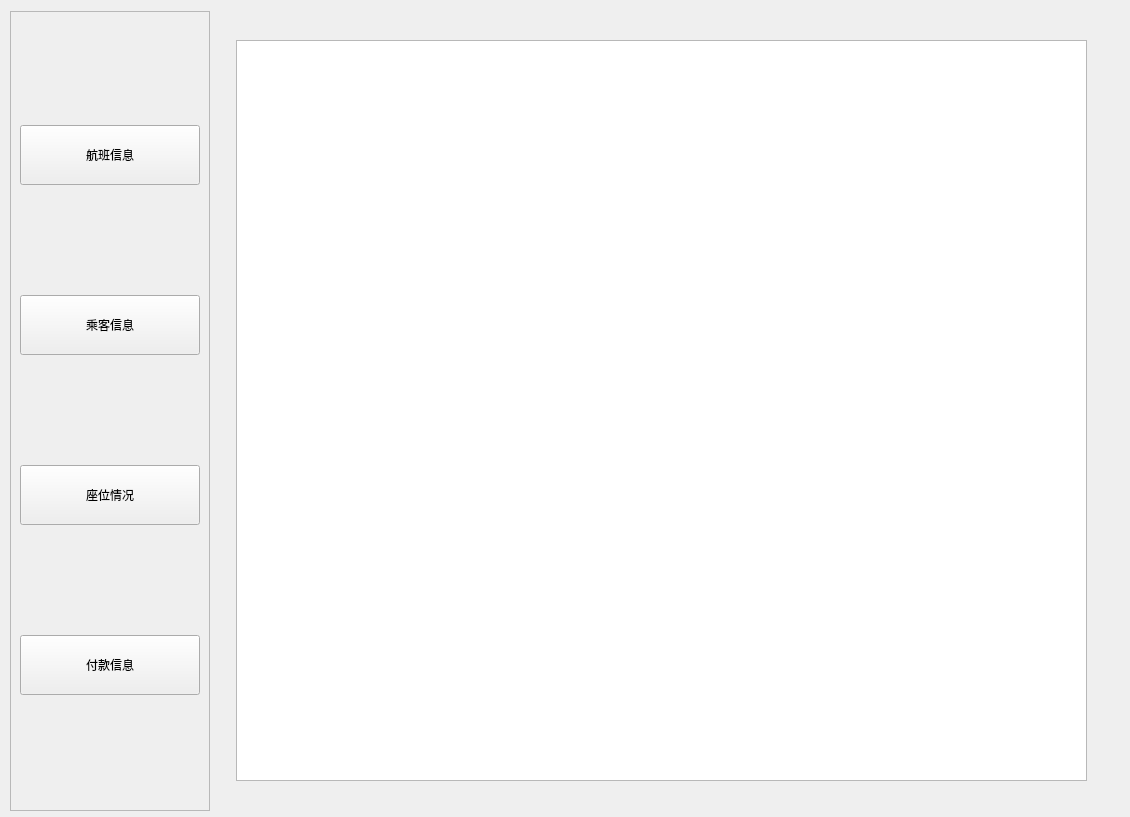
Old version of the form admin.ui in the repository Eddddddddy/Ticket_Booking_System.
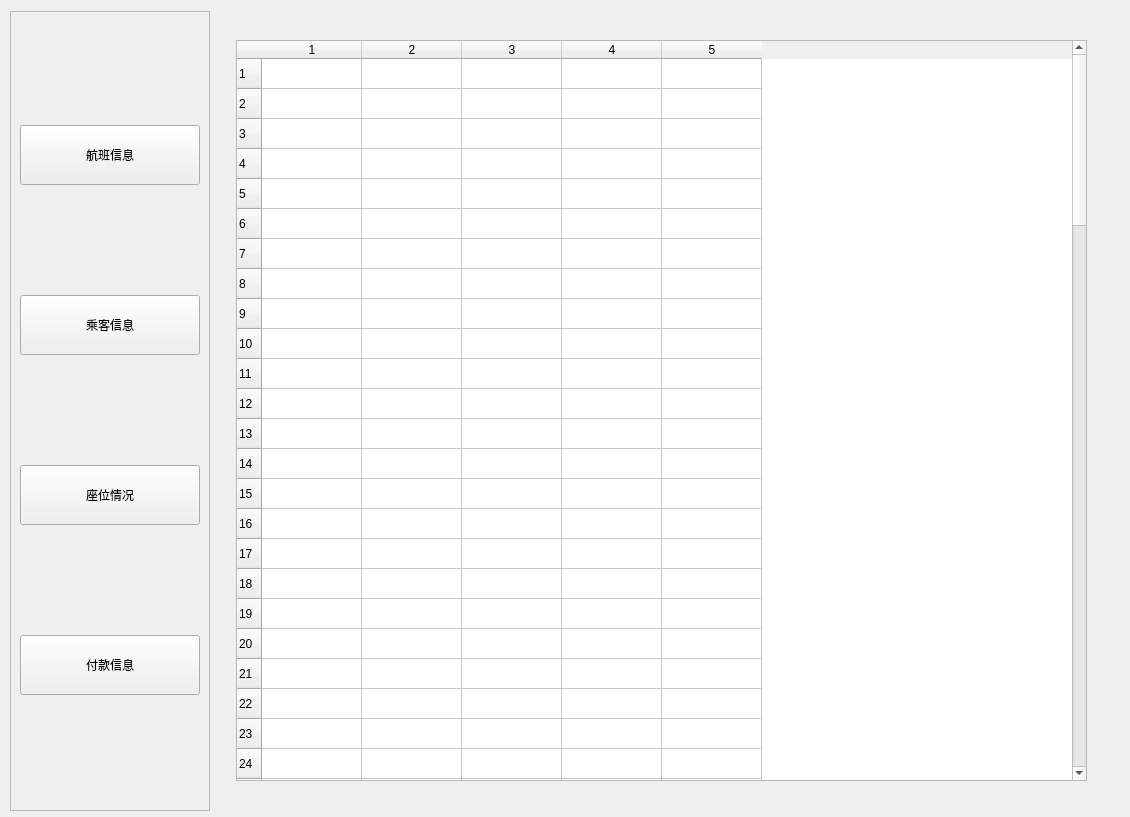
New version of the form. The open tabs and pages were chosen to show the change.

The edit to the form file:
```diff
--- a/admin.ui
+++ b/admin.ui
@@ -245,6 +245,117 @@
           <height>741</height>
          </rect>
         </property>
+        <property name="rowCount">
+         <number>100</number>
+        </property>
+        <property name="columnCount">
+         <number>5</number>
+        </property>
+        <row/>
+        <row/>
+        <row/>
+        <row/>
+        <row/>
+        <row/>
+        <row/>
+        <row/>
+        <row/>
+        <row/>
+        <row/>
+        <row/>
+        <row/>
+        <row/>
+        <row/>
+        <row/>
+        <row/>
+        <row/>
+        <row/>
+        <row/>
+        <row/>
+        <row/>
+        <row/>
+        <row/>
+        <row/>
+        <row/>
+        <row/>
+        <row/>
+        <row/>
+        <row/>
+        <row/>
+        <row/>
+        <row/>
+        <row/>
+        <row/>
+        <row/>
+        <row/>
+        <row/>
+        <row/>
+        <row/>
+        <row/>
+        <row/>
+        <row/>
+        <row/>
+        <row/>
+        <row/>
+        <row/>
+        <row/>
+        <row/>
+        <row/>
+        <row/>
+        <row/>
+        <row/>
+        <row/>
+        <row/>
+        <row/>
+        <row/>
+        <row/>
+        <row/>
+        <row/>
+        <row/>
+        <row/>
+        <row/>
+        <row/>
+        <row/>
+        <row/>
+        <row/>
+        <row/>
+        <row/>
+        <row/>
+        <row/>
+        <row/>
+        <row/>
+        <row/>
+        <row/>
+        <row/>
+        <row/>
+        <row/>
+        <row/>
+        <row/>
+        <row/>
+        <row/>
+        <row/>
+        <row/>
+        <row/>
+        <row/>
+        <row/>
+        <row/>
+        <row/>
+        <row/>
+        <row/>
+        <row/>
+        <row/>
+        <row/>
+        <row/>
+        <row/>
+        <row/>
+        <row/>
+        <row/>
+        <row/>
+        <column/>
+        <column/>
+        <column/>
+        <column/>
+        <column/>
        </widget>
       </widget>
       <widget class="QWidget" name="page_3">
```
Left out of the diff: 311 changed lines with no effect on the pictures.
